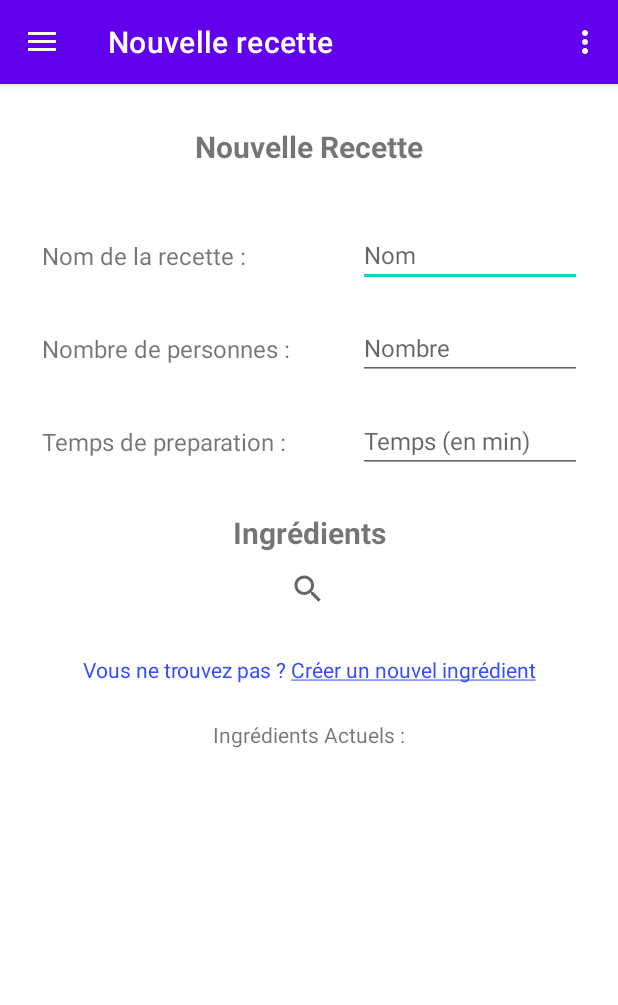
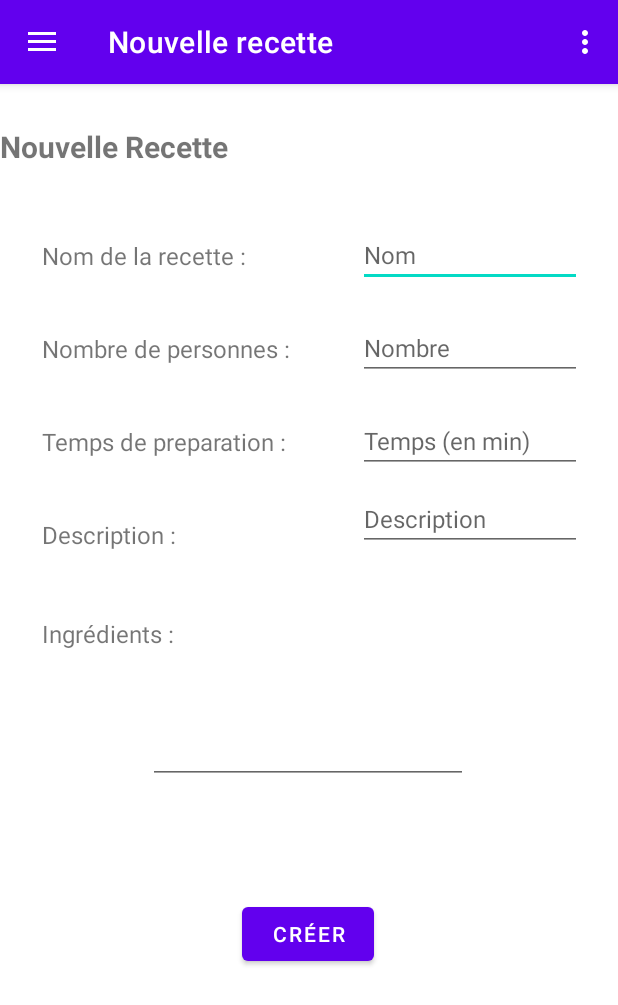
Before and after one commit to jrmy17/projetbaratie, an Android app: the screen it shows after launch (MainActivity), in the side drawer, after a tap on "Nouvelle recette", on a phone screen of 412 x 824 dp. Shown: the top 1005 px of the screen. Run offline under Robolectric (Android 15) with nearby library versions, the phone set to English and light mode, and no system bars; our stand-ins replace navigation-ui.

Commit message:
change ingredient

```diff
--- a/app/src/main/java/fr/jmm/baratie/ui/create/CreateFragment.java
+++ b/app/src/main/java/fr/jmm/baratie/ui/create/CreateFragment.java
@@ -8,6 +8,7 @@ import android.util.Log;
 import android.view.LayoutInflater;
 import android.view.View;
 import android.view.ViewGroup;
+import android.widget.Button;
 import android.widget.EditText;
 import android.widget.Toast;
 
@@ -15,6 +16,8 @@ import androidx.annotation.NonNull;
 import androidx.annotation.Nullable;
 import androidx.appcompat.widget.SearchView;
 import androidx.fragment.app.Fragment;
+import androidx.fragment.app.FragmentTransaction;
+import androidx.navigation.Navigation;
 import androidx.recyclerview.widget.LinearLayoutManager;
 import androidx.recyclerview.widget.RecyclerView;
 
@@ -22,6 +25,8 @@ import java.util.HashMap;
 
 import fr.jmm.baratie.MainActivity;
 import fr.jmm.baratie.R;
+import fr.jmm.baratie.metier.Recette;
+import fr.jmm.baratie.ui.home.HomeFragment;
 
 /**
  * A simple {@link Fragment} subclass.
@@ -62,7 +67,6 @@ public class CreateFragment extends Fragment {
         }
 
 
-
     }
 
 
@@ -79,8 +83,42 @@ public class CreateFragment extends Fragment {
     @Override
     public void onViewCreated(@NonNull View view, @Nullable Bundle savedInstanceState) {
         super.onViewCreated(view, savedInstanceState);
+
+        EditText etNomRecette = getView().findViewById(R.id.etNomRecette);
+
+
+        EditText etNbPers = getView().findViewById(R.id.etNbPers);
+
+
+        EditText etTemps = getView().findViewById(R.id.etTemps);
+
+
+        EditText etDesc = getView().findViewById(R.id.etDesc);
+
+
+        EditText etIngredients = getView().findViewById(R.id.etIngredients);
+
+
+        Button btnCreate = getView().findViewById(R.id.btnCreate);
+        btnCreate.setOnClickListener(new View.OnClickListener() {
+            @Override
+            public void onClick(View view) {
+                String nom = etNomRecette.getText().toString();
+                int nbPers = Integer.parseInt(etNbPers.getText().toString());
+                int temps = Integer.parseInt(etTemps.getText().toString());
+                String description = etDesc.getText().toString();
+                String ingredients = etIngredients.getText().toString();
+
+                MainActivity.recettes.add(new Recette(nom, nbPers, temps, description, ingredients));
+
+                Navigation.findNavController(view).navigate(R.id.nav_home);
+
+            }
+
+        });
+
+
     }
 
 
-
 }
--- a/app/src/main/res/layout/fragment_create.xml
+++ b/app/src/main/res/layout/fragment_create.xml
@@ -14,7 +14,7 @@
 
         <TextView
             android:id="@+id/tvTitre"
-            android:layout_width="wrap_content"
+            android:layout_width="match_parent"
             android:layout_height="wrap_content"
             android:layout_marginTop="28dp"
             android:text="@string/nouvelle_recette_title"
@@ -47,7 +47,7 @@
             app:layout_constraintTop_toBottomOf="@+id/tvNomRecette" />
 
         <TextView
-            android:id="@+id/tvNbPers2"
+            android:id="@+id/tvTempsPrep"
             android:layout_width="wrap_content"
             android:layout_height="wrap_content"
             android:layout_marginTop="40dp"
@@ -55,6 +55,26 @@
             android:textSize="16sp"
             app:layout_constraintStart_toStartOf="@+id/tvNbPers"
             app:layout_constraintTop_toBottomOf="@+id/tvNbPers" />
+
+        <TextView
+            android:id="@+id/tvDesc"
+            android:layout_width="wrap_content"
+            android:layout_height="wrap_content"
+            android:layout_marginTop="40dp"
+            android:text="Description :"
+            android:textSize="16sp"
+            app:layout_constraintStart_toStartOf="@+id/tvTempsPrep"
+            app:layout_constraintTop_toBottomOf="@+id/tvTempsPrep" />
+
+        <TextView
+            android:id="@+id/tvIngredients"
+            android:layout_width="wrap_content"
+            android:layout_height="wrap_content"
+            android:layout_marginTop="44dp"
+            android:text="Ingrédients :"
+            android:textSize="16sp"
+            app:layout_constraintStart_toStartOf="@+id/tvDesc"
+            app:layout_constraintTop_toBottomOf="@+id/tvDesc" />
 
         <EditText
             android:id="@+id/etNomRecette"
@@ -68,6 +88,19 @@
             android:minHeight="40dp"
             android:textSize="16sp"
             app:layout_constraintBottom_toBottomOf="@+id/tvNomRecette"
+            app:layout_constraintEnd_toEndOf="parent" />
+
+        <EditText
+            android:id="@+id/etDesc"
+            android:layout_width="wrap_content"
+            android:layout_height="wrap_content"
+            android:layout_marginEnd="24dp"
+            android:ems="8"
+            android:hint="Description"
+            android:inputType="textPersonName"
+            android:minHeight="40dp"
+            android:textSize="16sp"
+            app:layout_constraintBottom_toBottomOf="@+id/tvDesc"
             app:layout_constraintEnd_toEndOf="parent" />
 
         <EditText
@@ -86,7 +119,7 @@
             app:layout_constraintEnd_toEndOf="parent" />
 
         <EditText
-            android:id="@+id/etNbPers2"
+            android:id="@+id/etTemps"
             android:layout_width="wrap_content"
             android:layout_height="wrap_content"
             android:layout_marginEnd="24dp"
@@ -97,68 +130,32 @@
             android:inputType="number"
             android:minHeight="40dp"
             android:textSize="16sp"
-            app:layout_constraintBottom_toBottomOf="@+id/tvNbPers2"
+            app:layout_constraintBottom_toBottomOf="@+id/tvTempsPrep"
             app:layout_constraintEnd_toEndOf="parent" />
 
-        <TextView
-            android:id="@+id/tvIngredients"
+        <EditText
+            android:id="@+id/etIngredients"
             android:layout_width="wrap_content"
             android:layout_height="wrap_content"
-            android:layout_marginTop="36dp"
-            android:text="Ingrédients"
-            android:textAllCaps="false"
-            android:textSize="20sp"
-            android:textStyle="bold"
+            android:layout_marginTop="44dp"
+            android:ems="10"
+            android:gravity="start|top"
+            android:inputType="textMultiLine"
             app:layout_constraintEnd_toEndOf="parent"
+            app:layout_constraintHorizontal_bias="0.497"
             app:layout_constraintStart_toStartOf="parent"
-            app:layout_constraintTop_toBottomOf="@+id/tvNbPers2" />
+            app:layout_constraintTop_toBottomOf="@+id/tvIngredients" />
 
-        <androidx.appcompat.widget.SearchView
-            android:id="@+id/svIngredients"
+        <Button
+            android:id="@+id/btnCreate"
             android:layout_width="wrap_content"
             android:layout_height="wrap_content"
+            android:layout_marginTop="76dp"
+            android:text="Créer"
             app:layout_constraintEnd_toEndOf="parent"
             app:layout_constraintHorizontal_bias="0.498"
             app:layout_constraintStart_toStartOf="parent"
-            app:layout_constraintTop_toBottomOf="@+id/tvIngredients" />
-
-        <androidx.recyclerview.widget.RecyclerView
-            android:id="@+id/rvAddIngredient"
-            android:layout_width="match_parent"
-            android:layout_height="wrap_content"
-            android:layout_marginTop="8dp"
-            app:layout_constraintTop_toBottomOf="@+id/svIngredients"
-            tools:layout_editor_absoluteX="-24dp" />
-
-        <TextView
-            android:id="@+id/textView2"
-            android:layout_width="wrap_content"
-            android:layout_height="wrap_content"
-            android:layout_marginTop="12dp"
-            android:text="@string/nouvel_ingredient"
-            android:textColor="#334CFF"
-            app:layout_constraintEnd_toEndOf="parent"
-            app:layout_constraintStart_toStartOf="parent"
-            app:layout_constraintTop_toBottomOf="@+id/rvAddIngredient" />
-
-        <androidx.recyclerview.widget.RecyclerView
-            android:id="@+id/rvAdded"
-            android:layout_width="match_parent"
-            android:layout_height="wrap_content"
-            android:layout_marginTop="8dp"
-            app:layout_constraintEnd_toEndOf="parent"
-            app:layout_constraintStart_toStartOf="parent"
-            app:layout_constraintTop_toBottomOf="@+id/textView3" />
-
-        <TextView
-            android:id="@+id/textView3"
-            android:layout_width="wrap_content"
-            android:layout_height="wrap_content"
-            android:layout_marginTop="24dp"
-            android:text="Ingrédients Actuels :"
-            app:layout_constraintEnd_toEndOf="parent"
-            app:layout_constraintStart_toStartOf="parent"
-            app:layout_constraintTop_toBottomOf="@+id/textView2" />
+            app:layout_constraintTop_toBottomOf="@+id/etIngredients" />
 
     </androidx.constraintlayout.widget.ConstraintLayout>
 </ScrollView>
--- a/app/src/main/res/layout/fragment_home.xml
+++ b/app/src/main/res/layout/fragment_home.xml
@@ -1,6 +1,7 @@
 <?xml version="1.0" encoding="utf-8"?>
 
 <ScrollView xmlns:android="http://schemas.android.com/apk/res/android"
+    android:id="@+id/scrollViewHome"
     xmlns:app="http://schemas.android.com/apk/res-auto"
     xmlns:tools="http://schemas.android.com/tools"
     android:layout_width="match_parent"
```
Also changed, not shown: app/src/main/res/layout/layout_listingredients.xml (deleted, +0 -26 lines), app/src/main/res/layout/layout_listingredients_added.xml (deleted, +0 -47 lines).
